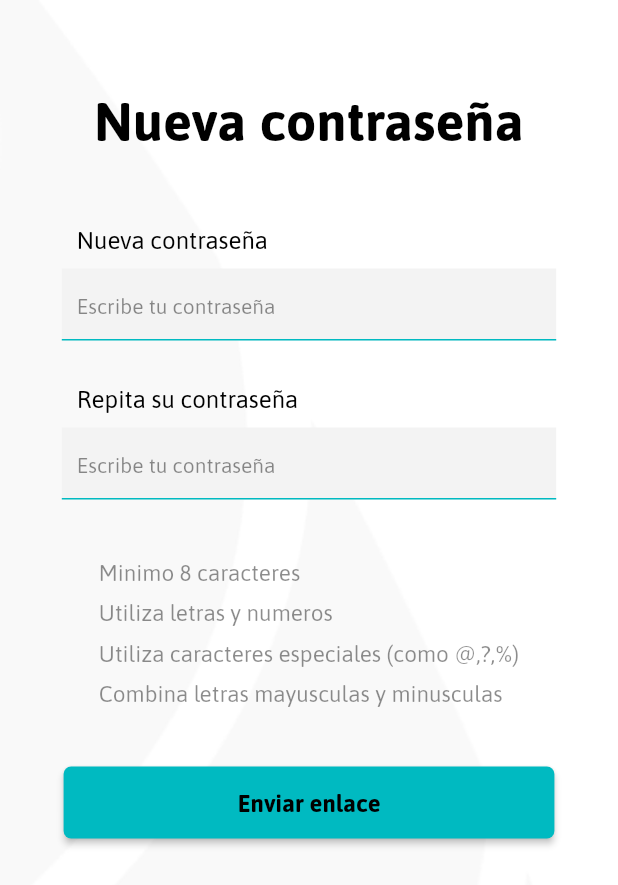
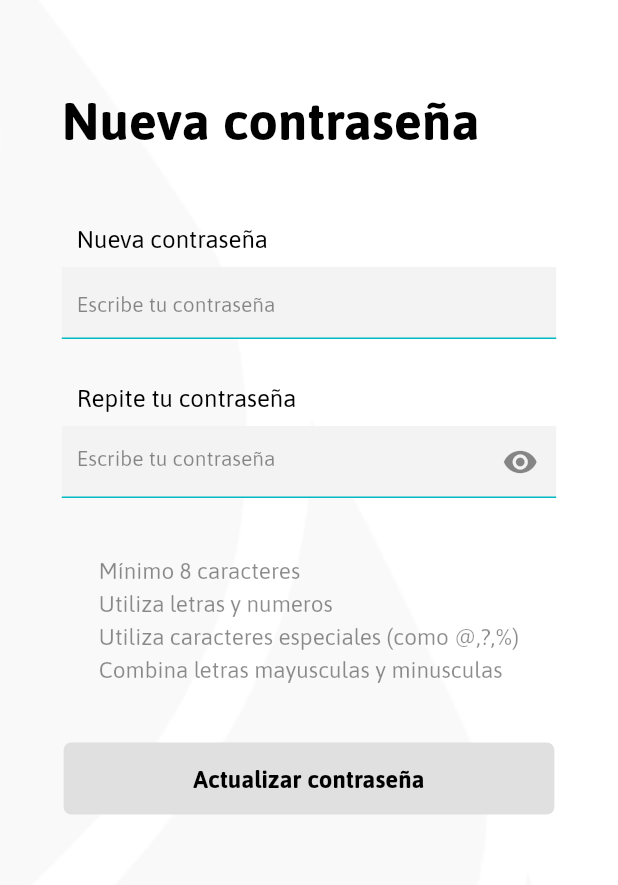
Before and after one commit to Duvan0902/promotoraapp, a Flutter app: the NewPasswordPage screen opened directly, on a phone screen of 412 x 824 dp. Shown: the top 885 px of the screen. Run offline on Flutter 3.47's test engine with Material 2 defaults, Android fonts, the phone set to English and light mode, and no system bars; our stand-ins replace firebase_messaging, pie_chart, recase, rxdart, shared_preferences, syncfusion_flutter_charts and 2 more; missing offline and left inert: audioplayer, flutter_rounded_progress_bar, flutter_search_bar, global_configuration, string_similarity; accounts and stored records are empty.

Commit message:
Update password

```diff
--- a/lib/bloc/login_bloc.dart
+++ b/lib/bloc/login_bloc.dart
@@ -7,9 +7,9 @@ class LoginBloc with Validators {
   final _passwordController = BehaviorSubject<String>();
 
   Stream<String> get emailStream =>
-      _emailController.stream.transform(validarEmail);
+      _emailController.stream.transform(validateEmail);
   Stream<String> get passwordStream =>
-      _passwordController.stream.transform(validarPassword);
+      _passwordController.stream.transform(validatePassword);
 
   Stream<bool> get formValidStream =>
       Rx.combineLatest2(emailStream, passwordStream, (e, p) => true);
--- /dev/null
+++ b/lib/bloc/password_update_bloc.dart
@@ -0,0 +1,41 @@
+import 'dart:async';
+import 'package:mi_promotora/bloc/validators.dart';
+import 'package:rxdart/rxdart.dart';
+
+class PasswordUpdateBloc with Validators {
+  final _newPasswordController = BehaviorSubject<String>();
+  final _newPasswordConfirmationController = BehaviorSubject<String>();
+  final _newPasswordCheckController = BehaviorSubject<String>();
+
+  Stream<String> get newPasswordStream =>
+      _newPasswordController.stream.transform(validatePassword);
+  Stream<String> get newPasswordCheckStream =>
+      _newPasswordConfirmationController.stream
+          .transform(validatePassword)
+          .doOnData((newConfirmationPass) {
+        if (_newPasswordController.value.compareTo(newConfirmationPass) != 0) {
+          _newPasswordConfirmationController
+              .addError("Las contraseñas no coinciden");
+        }
+      });
+
+  Stream<bool> get checkNewPasswordsStream =>
+      Rx.combineLatest2(newPasswordStream, newPasswordCheckStream, (p, n) {
+        return true;
+      });
+
+  String get newPassword => _newPasswordConfirmationController.value;
+  String get newPasswordConfirmation =>
+      _newPasswordConfirmationController.value;
+  String get passwordCheck => _newPasswordCheckController.value;
+
+  Function(String) changeNewPassword() => _newPasswordController.sink.add;
+  Function(String) changeNewPasswordConfirmation() =>
+      _newPasswordConfirmationController.sink.add;
+
+  dispose() {
+    _newPasswordController?.close();
+    _newPasswordConfirmationController?.close();
+    _newPasswordCheckController?.close();
+  }
+}
--- a/lib/bloc/provider_bloc.dart
+++ b/lib/bloc/provider_bloc.dart
@@ -1,5 +1,6 @@
 import 'package:flutter/material.dart';
 import 'package:mi_promotora/bloc/login_bloc.dart';
+import 'package:mi_promotora/bloc/password_update_bloc.dart';
 
 class Provider extends InheritedWidget {
   static Provider _instance;
@@ -14,11 +15,19 @@ class Provider extends InheritedWidget {
 
   Provider._internal({Key key, Widget child}) : super(key: key, child: child);
 
-  final loginBloc = LoginBloc();
+  final LoginBloc loginBloc = LoginBloc();
+  final PasswordUpdateBloc passwordUpdateBloc = PasswordUpdateBloc();
+
   @override
   bool updateShouldNotify(InheritedWidget oldWidget) => true;
 
   static LoginBloc of(BuildContext context) {
     return context.dependOnInheritedWidgetOfExactType<Provider>().loginBloc;
   }
+
+  static PasswordUpdateBloc passwordUpdate(BuildContext context) {
+    return context
+        .dependOnInheritedWidgetOfExactType<Provider>()
+        .passwordUpdateBloc;
+  }
 }
--- a/lib/bloc/validators.dart
+++ b/lib/bloc/validators.dart
@@ -1,7 +1,7 @@
 import 'dart:async';
 
 class Validators {
-  final validarEmail = StreamTransformer<String, String>.fromHandlers(
+  final validateEmail = StreamTransformer<String, String>.fromHandlers(
     handleData: (email, sink) {
       Pattern pattern =
           r'^(([^<>()[\]\\.,;:\s@\"]+(\.[^<>()[\]\\.,;:\s@\"]+)*)|(\".+\"))@((\[[0-9]{1,3}\.[0-9]{1,3}\.[0-9]{1,3}\.[0-9]{1,3}\])|(([a-zA-Z\-0-9]+\.)+[a-zA-Z]{2,}))$';
@@ -17,13 +17,13 @@ class Validators {
     },
   );
 
-  final validarPassword = StreamTransformer<String, String>.fromHandlers(
+  final validatePassword = StreamTransformer<String, String>.fromHandlers(
     handleData: (password, sink) {
-      if (password.length > 5) {
+      if (password.length > 8) {
         sink.add(password);
       } else {
         sink.addError(
-          'Contraseña Incorrecta',
+          'La contraseña debe tener más de 8 caracteres',
         );
       }
     },
--- a/lib/pages/change_password_page.dart
+++ b/lib/pages/change_password_page.dart
@@ -62,7 +62,6 @@ class _ChangePasswordPageState extends State<ChangePasswordPage> {
                         .headline1
                         .copyWith(color: Colors.black, fontSize: 35),
                   ),
-                  alignment: Alignment.center,
                 ),
                 SizedBox(height: 40),
                 Container(
@@ -102,7 +101,7 @@ class _ChangePasswordPageState extends State<ChangePasswordPage> {
           child: Theme(
             data: Theme.of(context).copyWith(primaryColor: Colors.cyan),
             child: TextField(
-              obscureText: true,
+              obscureText: _isPasswordHidden,
               style: Theme.of(context)
                   .textTheme
                   .bodyText1
@@ -130,8 +129,6 @@ class _ChangePasswordPageState extends State<ChangePasswordPage> {
               onChanged: (value) {
                 bloc.changePassword(value);
                 bloc.changeEmail(_prefs.userEmail);
-                print(value);
-                print(_prefs.userEmail);
               },
             ),
           ),
--- a/lib/pages/new_password_page.dart
+++ b/lib/pages/new_password_page.dart
@@ -1,9 +1,26 @@
 import 'package:flutter/material.dart';
-import 'package:mi_promotora/bloc/login_bloc.dart';
+import 'package:mi_promotora/bloc/password_update_bloc.dart';
 import 'package:mi_promotora/bloc/provider_bloc.dart';
 import 'package:mi_promotora/main.dart';
+import 'package:mi_promotora/models/users_model.dart';
+import 'package:mi_promotora/preferences/users_preferences.dart';
+import 'package:mi_promotora/providers/users_provider.dart';
+import 'package:mi_promotora/utils/alert_dialog.dart';
 
-class NewPasswordPage extends StatelessWidget {
+class NewPasswordPage extends StatefulWidget {
+  @override
+  _NewPasswordPageState createState() => _NewPasswordPageState();
+}
+
+class _NewPasswordPageState extends State<NewPasswordPage> {
+  bool _isPasswordHidden = true;
+
+  void _toggleVisibility() {
+    setState(() {
+      _isPasswordHidden = !_isPasswordHidden;
+    });
+  }
+
   @override
   Widget build(BuildContext context) {
     return Scaffold(
@@ -17,7 +34,8 @@ class NewPasswordPage extends StatelessWidget {
   }
 
   Widget _loginForm(BuildContext context) {
-    final bloc = Provider.of(context);
+    final PasswordUpdateBloc passwordUpdateBloc =
+        Provider.passwordUpdate(context);
     final size = MediaQuery.of(context).size;
 
     return SingleChildScrollView(
@@ -35,8 +53,14 @@ class NewPasswordPage extends StatelessWidget {
               children: <Widget>[
                 SizedBox(height: 20),
                 Container(
-                  child: _mainTitle(context),
-                  alignment: Alignment.center,
+                  child: Text(
+                    'Nueva contraseña',
+                    textAlign: TextAlign.left,
+                    style: Theme.of(context)
+                        .textTheme
+                        .headline1
+                        .copyWith(color: Colors.black, fontSize: 35),
+                  ),
                 ),
                 SizedBox(height: 40),
                 Container(
@@ -49,19 +73,19 @@ class NewPasswordPage extends StatelessWidget {
                         .copyWith(color: Colors.black, fontSize: 16),
                   ),
                 ),
-                _passwordField(bloc),
+                _passwordField(passwordUpdateBloc),
                 SizedBox(height: 20.0),
                 Container(
                   padding: EdgeInsets.all(10),
                   child: Text(
-                    'Repita su contraseña',
+                    'Repite tu contraseña',
                     style: Theme.of(context)
                         .textTheme
                         .bodyText1
                         .copyWith(color: Colors.black, fontSize: 16),
                   ),
                 ),
-                _repeatPassword(bloc),
+                _repeatPassword(passwordUpdateBloc),
                 SizedBox(height: 40.0),
                 Container(
                   child: recommendationList(context),
@@ -69,7 +93,7 @@ class NewPasswordPage extends StatelessWidget {
                 ),
                 SizedBox(height: 40.0),
                 Container(
-                  child: _createButton(bloc),
+                  child: _createButton(passwordUpdateBloc, context),
                   alignment: Alignment.bottomCenter,
                 ),
                 SizedBox(height: 40),
@@ -81,20 +105,9 @@ class NewPasswordPage extends StatelessWidget {
     );
   }
 
-  Widget _mainTitle(context) {
-    return Text(
-      'Nueva contraseña',
-      textAlign: TextAlign.left,
-      style: Theme.of(context)
-          .textTheme
-          .headline1
-          .copyWith(color: Colors.black, fontSize: 36),
-    );
-  }
-
-  Widget _passwordField(LoginBloc bloc) {
+  Widget _passwordField(PasswordUpdateBloc bloc) {
     return StreamBuilder(
-      stream: bloc.passwordStream,
+      stream: bloc.newPasswordStream,
       builder: (BuildContext context, AsyncSnapshot snapshot) {
         return Container(
           color: Color.fromRGBO(243, 243, 243, 1),
@@ -123,21 +136,23 @@ class NewPasswordPage extends StatelessWidget {
                   .bodyText1
                   .copyWith(color: Colors.red),
             ),
-            onChanged: bloc.changePassword,
+            onChanged: bloc.changeNewPassword(),
           ),
         );
       },
     );
   }
 
-  Widget _repeatPassword(LoginBloc bloc) {
+  Widget _repeatPassword(PasswordUpdateBloc bloc) {
     return StreamBuilder(
-      stream: bloc.passwordStream,
+      stream: bloc.newPasswordCheckStream,
       builder: (BuildContext context, AsyncSnapshot snapshot) {
         return Container(
           color: Color.fromRGBO(243, 243, 243, 1),
+          child: Theme(
+            data: Theme.of(context).copyWith(primaryColor: Colors.cyan),
             child: TextField(
-            obscureText: true,
+              obscureText: _isPasswordHidden,
               style: Theme.of(context)
                   .textTheme
                   .bodyText1
@@ -160,24 +175,30 @@ class NewPasswordPage extends StatelessWidget {
                     .textTheme
                     .bodyText1
                     .copyWith(color: Colors.red),
+                suffixIcon: IconButton(
+                    icon: Icon(_isPasswordHidden
+                        ? Icons.visibility
+                        : Icons.visibility_off),
+                    onPressed: _toggleVisibility),
               ),
-            onChanged: bloc.changePassword,
+              onChanged: bloc.changeNewPasswordConfirmation(),
+            ),
           ),
         );
       },
     );
   }
 
-  Widget _createButton(LoginBloc bloc) {
+  Widget _createButton(PasswordUpdateBloc bloc, BuildContext context) {
     return StreamBuilder(
-      stream: bloc.formValidStream,
+      stream: bloc.checkNewPasswordsStream,
       builder: (BuildContext context, AsyncSnapshot snapshot) {
         final size = MediaQuery.of(context).size;
         return RaisedButton(
           child: Container(
             width: size.width * 0.6,
             child: Text(
-              'Enviar enlace',
+              'Actualizar contraseña',
               textAlign: TextAlign.center,
               style: Theme.of(context)
                   .textTheme
@@ -188,10 +209,47 @@ class NewPasswordPage extends StatelessWidget {
           disabledColor: Colors.grey[300],
           color: MiPromotora().primaryDark,
           disabledTextColor: Colors.grey,
-          onPressed: () {},
+          onPressed:
+              snapshot.hasData ? () => _updatePassword(bloc, context) : null,
         );
       },
     );
+  }
+
+  _updatePassword(PasswordUpdateBloc bloc, BuildContext context) async {
+    final prefs = UserPreferences();
+    final userProvider = UsersProvider();
+    UserModel currentUser = await userProvider.getUser(prefs.userId);
+
+    if (await userProvider.updateUserPass(currentUser, bloc.newPassword)) {
+      showDialog(
+        context: context,
+        builder: (context) {
+          return AlertDialog(
+            title: Text(
+              "Contraseña actualizada satisfactoriamente",
+              style:
+                  Theme.of(context).textTheme.headline1.copyWith(fontSize: 16),
+            ),
+            actions: <Widget>[
+              FlatButton(
+                child: Text(
+                  'Aceptar',
+                  style: Theme.of(context)
+                      .textTheme
+                      .bodyText1
+                      .copyWith(color: MiPromotora().primaryDark, fontSize: 16),
+                ),
+                onPressed: () =>
+                    Navigator.pushReplacementNamed(context, 'home'),
+              )
+            ],
+          );
+        },
+      );
+    } else {
+      showAlert(context,
+          "Hubo un error inesperado, la contraseña no pudo ser actualizada");
     }
   }
 
@@ -201,13 +259,13 @@ Widget recommendationList(context) {
         crossAxisAlignment: CrossAxisAlignment.start,
         children: <Widget>[
           Text(
-          'Minimo 8 caracteres',
+            'Mínimo 8 caracteres',
             style: Theme.of(context)
                 .textTheme
                 .bodyText1
                 .copyWith(color: Colors.black45, fontSize: 15),
           ),
-        SizedBox(height: 10),
+          SizedBox(height: 5),
           Text(
             'Utiliza letras y numeros',
             style: Theme.of(context)
@@ -215,7 +273,7 @@ Widget recommendationList(context) {
                 .bodyText1
                 .copyWith(color: Colors.black45, fontSize: 15),
           ),
-        SizedBox(height: 10),
+          SizedBox(height: 5),
           Text(
             'Utiliza caracteres especiales (como @,?,%)',
             style: Theme.of(context)
@@ -223,7 +281,7 @@ Widget recommendationList(context) {
                 .bodyText1
                 .copyWith(color: Colors.black45, fontSize: 15),
           ),
-        SizedBox(height: 10),
+          SizedBox(height: 5),
           Text(
             'Combina letras mayusculas y minusculas',
             style: Theme.of(context)
@@ -247,3 +305,4 @@ Widget _background(BuildContext context) {
       ),
     );
   }
+}
--- a/lib/providers/login_provider.dart
+++ b/lib/providers/login_provider.dart
@@ -12,19 +12,13 @@ class LoginProvider {
       {'identifier': identifier, 'password': password},
     );
 
-    print(authData);
-
     final resp = await http.post(
       _url,
       headers: {'content-type': 'application/json'},
       body: authData,
     );
 
-    print(identifier);
-    print(password);
-
     Map<String, dynamic> decodedResp = json.decode(resp.body);
-    print(decodedResp);
 
     if (decodedResp.containsKey('jwt')) {
       _prefs.token = decodedResp['jwt'];
--- a/lib/utils/alert_dialog.dart
+++ b/lib/utils/alert_dialog.dart
@@ -23,5 +23,6 @@ void showAlert(BuildContext context, String message) {
           )
         ],
       );
-      });
+    },
+  );
 }
```
Also changed, not shown: lib/providers/users_provider.dart (+34 -0 lines). Lines whose indentation alone changed are shown as unchanged.
